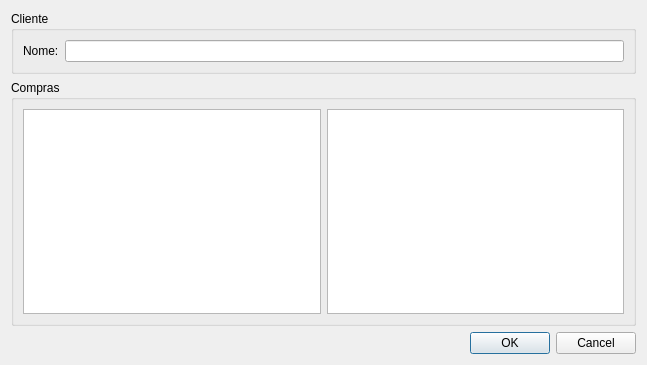
This is pagaraddview.ui in alexandrepossebom/qsc as Qt 5 draws it before an edit. The edited form follows.
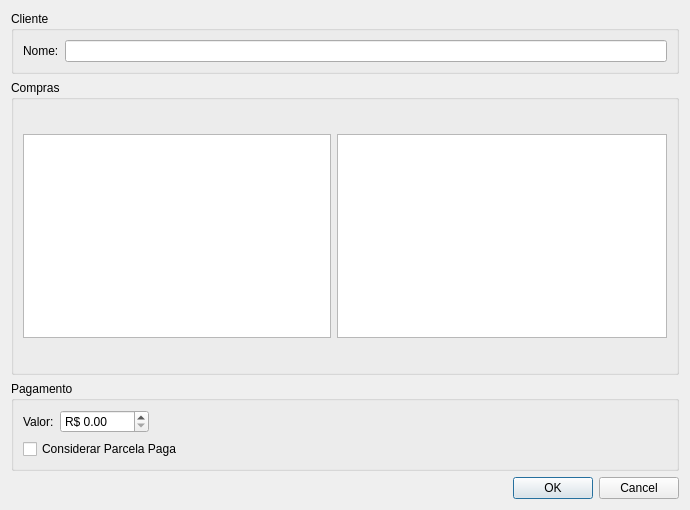
This is the edited form.

Commit message: - Pagamentos is ok now.

```diff
--- a/pagaraddview.ui
+++ b/pagaraddview.ui
@@ -7,13 +7,13 @@
     <x>0</x>
     <y>0</y>
     <width>647</width>
-    <height>365</height>
+    <height>510</height>
    </rect>
   </property>
   <property name="windowTitle">
    <string>Dialog</string>
   </property>
-  <layout class="QVBoxLayout" name="verticalLayout_2">
+  <layout class="QVBoxLayout" name="verticalLayout_3">
    <item>
     <widget class="QGroupBox" name="groupBox">
      <property name="title">
@@ -45,16 +45,92 @@
       <item>
        <layout class="QHBoxLayout" name="horizontalLayout">
         <item>
-         <widget class="QTableWidget" name="compraTableWidget"/>
+         <widget class="QTableWidget" name="compraTableWidget">
+          <property name="minimumSize">
+           <size>
+            <width>308</width>
+            <height>204</height>
+           </size>
+          </property>
+          <property name="maximumSize">
+           <size>
+            <width>16777215</width>
+            <height>204</height>
+           </size>
+          </property>
+         </widget>
         </item>
         <item>
-         <widget class="QTableWidget" name="parcelaTableWidget"/>
+         <widget class="QTableWidget" name="parcelaTableWidget">
+          <property name="minimumSize">
+           <size>
+            <width>330</width>
+            <height>204</height>
+           </size>
+          </property>
+          <property name="maximumSize">
+           <size>
+            <width>16777215</width>
+            <height>204</height>
+           </size>
+          </property>
+         </widget>
         </item>
        </layout>
       </item>
      </layout>
     </widget>
    </item>
+   <item>
+    <widget class="QGroupBox" name="groupBox_3">
+     <property name="title">
+      <string>Pagamento</string>
+     </property>
+     <layout class="QVBoxLayout" name="verticalLayout_2">
+      <item>
+       <layout class="QHBoxLayout" name="horizontalLayout_2">
+        <item>
+         <widget class="QLabel" name="label_2">
+          <property name="text">
+           <string>Valor:</string>
+          </property>
+         </widget>
+        </item>
+        <item>
+         <widget class="QDoubleSpinBox" name="doubleSpinBox">
+          <property name="prefix">
+           <string>R$ </string>
+          </property>
+          <property name="maximum">
+           <double>9999.989999999999782</double>
+          </property>
+         </widget>
+        </item>
+        <item>
+         <spacer name="horizontalSpacer">
+          <property name="orientation">
+           <enum>Qt::Horizontal</enum>
+          </property>
+          <property name="sizeHint" stdset="0">
+           <size>
+            <width>40</width>
+            <height>20</height>
+           </size>
+          </property>
+         </spacer>
+        </item>
+       </layout>
+      </item>
+      <item>
+       <widget class="QCheckBox" name="checkBox">
+        <property name="text">
+         <string>Considerar Parcela Paga</string>
+        </property>
+       </widget>
+      </item>
+     </layout>
+    </widget>
+   </item>
    <item>
     <widget class="QDialogButtonBox" name="buttonBox">
      <property name="orientation">
```
The commit also changes 19 other files.
